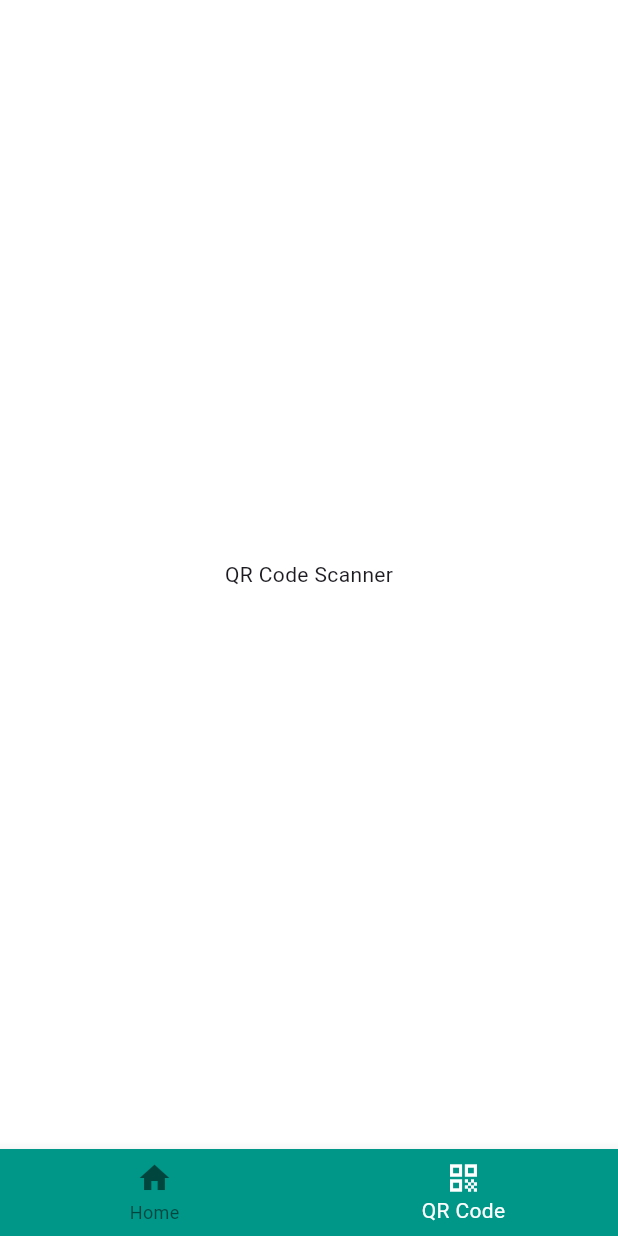
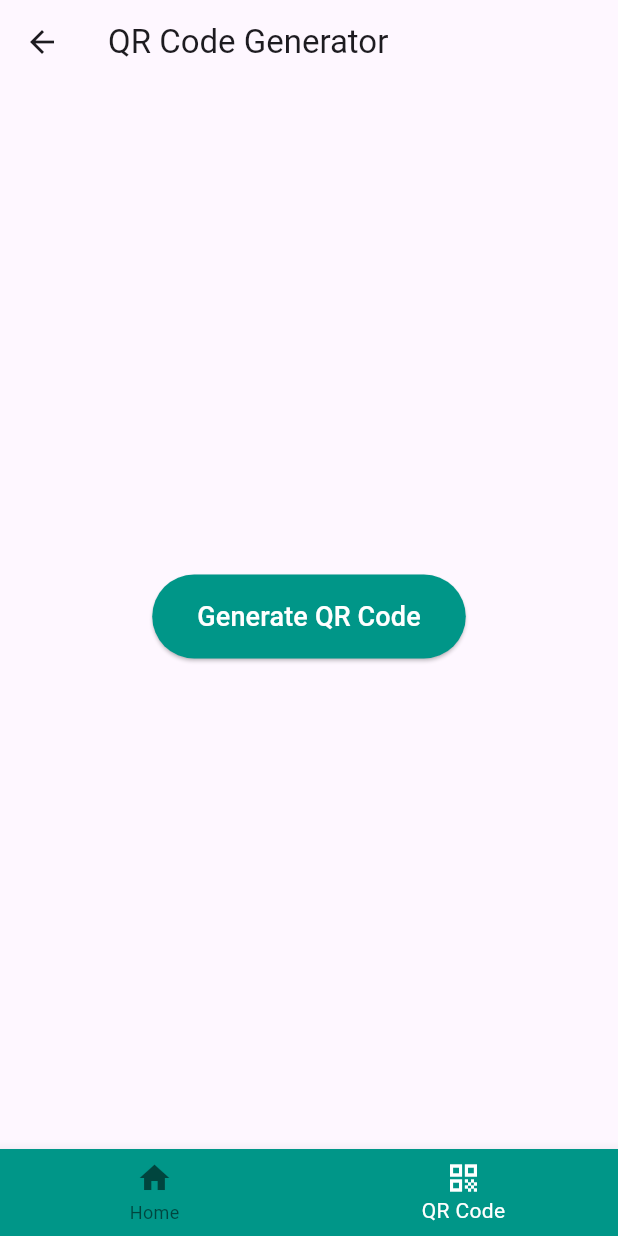
Before and after one commit to youssefAbooooo/Smart_Pharmacy, a Flutter app: the BottomAppBarSelectionForPatientHomePage screen opened by its route, item 2 of the bottom bar chosen, on a phone screen of 412 x 824 dp. Run offline on Flutter 3.47's test engine with Material 3 defaults, Android fonts, the phone set to English and light mode, and no system bars; our stand-ins replace carousel_slider, cloud_firestore, firebase_core, google_fonts, image_picker, page_transition and 3 more; accounts and stored records are empty.

Commit message:
Addes QR Code Generation

```diff
--- /dev/null
+++ b/lib/Screens/qrcode.dart
@@ -0,0 +1,80 @@
+import 'package:flutter/material.dart';
+import 'package:qr_flutter/qr_flutter.dart';
+
+class QRGeneratorScreen extends StatefulWidget {
+  @override
+  _QRGeneratorScreenState createState() => _QRGeneratorScreenState();
+}
+
+class _QRGeneratorScreenState extends State<QRGeneratorScreen> {
+  String qrData = '';
+  bool showQR = false;
+
+  void _generateQRCode() {
+    setState(() {
+      qrData = DateTime.now().millisecondsSinceEpoch.toString();
+      showQR = true;
+    });
+  }
+
+  @override
+  Widget build(BuildContext context) {
+    return Scaffold(
+      appBar: AppBar(
+        title: Text('QR Code Generator'),
+      ),
+      body: Container(
+        width: double.infinity,
+        child: Column(
+          mainAxisAlignment: MainAxisAlignment.center,
+          crossAxisAlignment: CrossAxisAlignment.center,
+          children: [
+            if (!showQR)
+              ElevatedButton(
+                onPressed: _generateQRCode,
+                style: ElevatedButton.styleFrom(
+                  backgroundColor: Colors.teal,
+                  padding: EdgeInsets.symmetric(horizontal: 30, vertical: 15),
+                ),
+                child: Text(
+                  'Generate QR Code',
+                  style: TextStyle(
+                    color: Colors.white,
+                    fontSize: 18,
+                  ),
+                ),
+              ),
+            if (showQR) ...[
+              IconButton(
+                icon: Icon(Icons.refresh, size: 30),
+                onPressed: _generateQRCode,
+                color: Colors.teal,
+              ),
+              SizedBox(height: 20),
+              Container(
+                decoration: BoxDecoration(
+                  color: Colors.white,
+                  borderRadius: BorderRadius.circular(10),
+                  boxShadow: [
+                    BoxShadow(
+                      color: Colors.grey.withOpacity(0.2),
+                      spreadRadius: 2,
+                      blurRadius: 5,
+                      offset: Offset(0, 2),
+                    ),
+                  ],
+                ),
+                padding: EdgeInsets.all(20),
+                child: QrImageView(
+                  data: qrData,
+                  size: 200,
+                  backgroundColor: Colors.white,
+                ),
+              ),
+            ],
+          ],
+        ),
+      ),
+    );
+  }
+}
--- a/lib/Widgets/y_widgets/bottom_app_bar_for_patient_home.dart
+++ b/lib/Widgets/y_widgets/bottom_app_bar_for_patient_home.dart
@@ -1,5 +1,6 @@
 import 'package:flutter/material.dart';
 import 'package:flutter_sanar_proj/Screens/patient_home.dart';
+import 'package:flutter_sanar_proj/Screens/qrcode.dart';
 
 class BottomAppBarSelectionForPatientHomePage extends StatefulWidget {
   const BottomAppBarSelectionForPatientHomePage({super.key});
@@ -13,7 +14,7 @@ class _BottomAppBarSelectionForPatientHomePageState
     extends State<BottomAppBarSelectionForPatientHomePage> {
   List<Widget> screens = [
     Center(child: PatientHome()),
-    //! add the QR code scanner screen here
+    Center(child: QRGeneratorScreen()),
     const Center(child: Text('QR Code Scanner')),
   ];
   int selectedIndex = 0;
--- a/pubspec.yaml
+++ b/pubspec.yaml
@@ -41,6 +41,7 @@ dependencies:
   page_transition: ^2.1.0
   responsive_sizer: ^3.3.1
   smooth_page_indicator: ^1.2.0+3
+  qr_flutter: ^4.0.0
 
 dev_dependencies:
   flutter_lints: ^3.0.0
```
Also changed, not shown: pubspec.lock.
